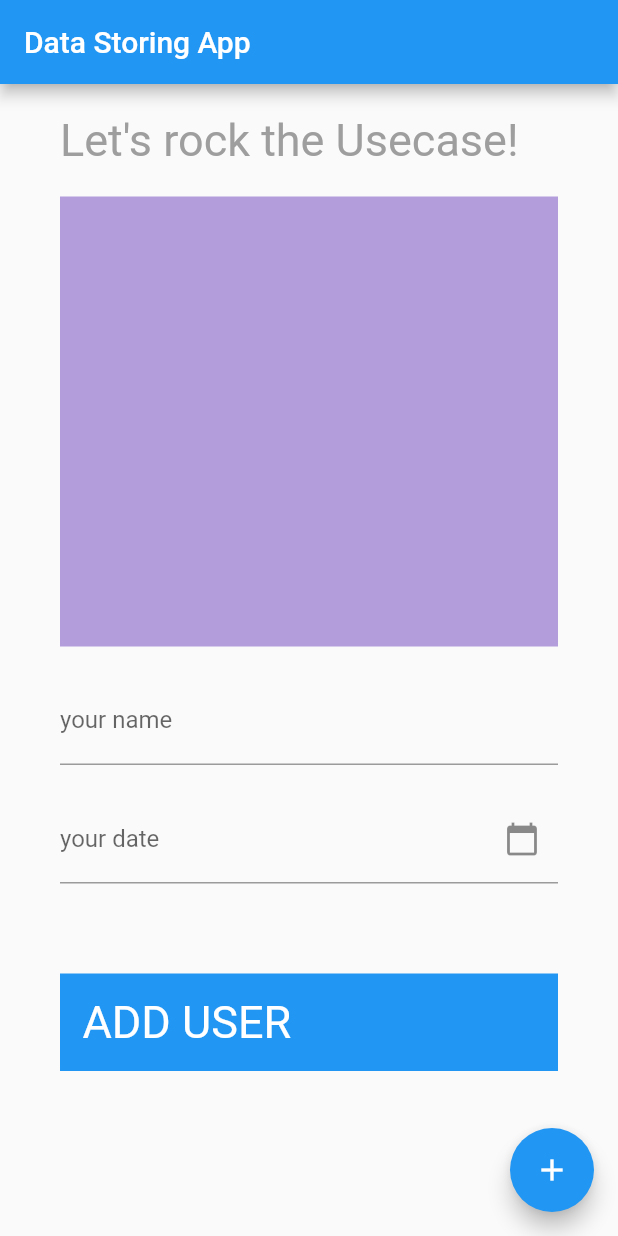
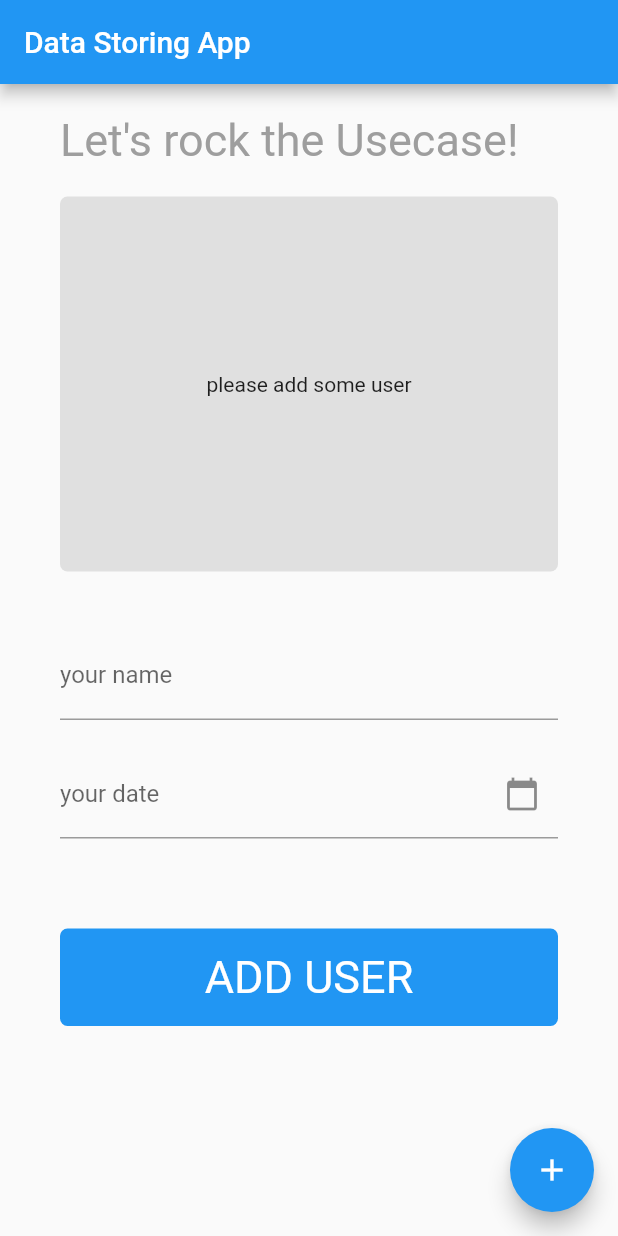
Before and after one commit to brewingsquid/flutter_vf_task, a Flutter app: the screen it shows after launch, on a phone screen of 412 x 824 dp. Run offline on Flutter 3.47's test engine with Material 2 defaults, Android fonts, the phone set to English and light mode, and no system bars.

Commit message:
add view list builder

```diff
--- a/lib/home_page.dart
+++ b/lib/home_page.dart
@@ -1,5 +1,5 @@
 import 'package:flutter/material.dart';
-import 'package:flutter_vf_task/square.dart';
+import 'square.dart';
 import 'model/user_model.dart';
 import 'package:intl/intl.dart';
 
@@ -13,12 +13,9 @@ class MyHomePage extends StatefulWidget {
 }
 
 class _MyHomePageState extends State<MyHomePage> {
-  // ----------------------------------------------------------------//
-
   // variable
   TextEditingController birthdateField = TextEditingController();
   TextEditingController nameField = TextEditingController();
-  int _tappedCounter = 0;
   int _counter = 0;
   List<User> listUser = [];
 
@@ -51,10 +48,10 @@ class _MyHomePageState extends State<MyHomePage> {
         title: Text(widget.title),
       ),
       body: Container(
+        constraints: const BoxConstraints.expand(),
         padding: const EdgeInsets.only(left: 40, right: 40),
-        child: Form(
         child: ListView(
-            children: <Widget>[
+          children: [
             SizedBox(height: 20.00),
             Text(
               'Let\'s rock the Usecase!',
@@ -63,8 +60,43 @@ class _MyHomePageState extends State<MyHomePage> {
                 color: Colors.grey,
               ),
             ),
+            SizedBox(height: 20.00),
+            Container(
+              height: 250,
+              decoration: BoxDecoration(
+                borderRadius: BorderRadius.circular(5),
+                color: Colors.grey.shade300,
+              ),
+              child: listUser.isEmpty
+                  ? Center(
+                      child: Text('please add some user'),
+                    )
+                  : Expanded(
+                      flex: 1,
+                      child: ListView.builder(
+                        itemCount: listUser.length,
+                        itemBuilder: (BuildContext context, int index) {
+                          return GestureDetector(
+                            onTap: () {
+                              setState(() {});
+                            },
+                            child: ListTile(
+                              title: Text(
+                                  '${listUser[index].name}  ${listUser[index].birthday}'),
+                              trailing: IconButton(
+                                icon: const Icon(Icons.delete),
+                                onPressed: () {},
+                                tooltip: 'Delete User',
+                              ),
+                            ),
+                          );
+                        },
+                      ),
+                    ),
+            ),
+
             SizedBox(height: 20.0),
-              MySquare(),
+            // MySquare(),
             SizedBox(height: 20.00),
             TextFormField(
               controller: nameField,
@@ -113,20 +145,24 @@ class _MyHomePageState extends State<MyHomePage> {
               },
               child: Container(
                 padding: EdgeInsets.all(15),
+                decoration: BoxDecoration(
+                  borderRadius: BorderRadius.circular(5),
                   color: Colors.blue,
+                ),
+                child: Center(
                   child: Text(
                     'ADD USER',
                     style: TextStyle(fontSize: 30, color: Colors.white),
+                  ),
                 ),
               ),
             )
           ],
         ),
       ),
-      ),
       floatingActionButton: FloatingActionButton(
         onPressed: _addToList,
-        tooltip: 'qee item into list',
+        tooltip: 'add item into list',
         child: const Icon(Icons.add),
       ),
     );
```
Also changed, not shown: lib/model/store_place.dart (deleted, +0 -134 lines). Lines whose indentation alone changed are shown as unchanged.
